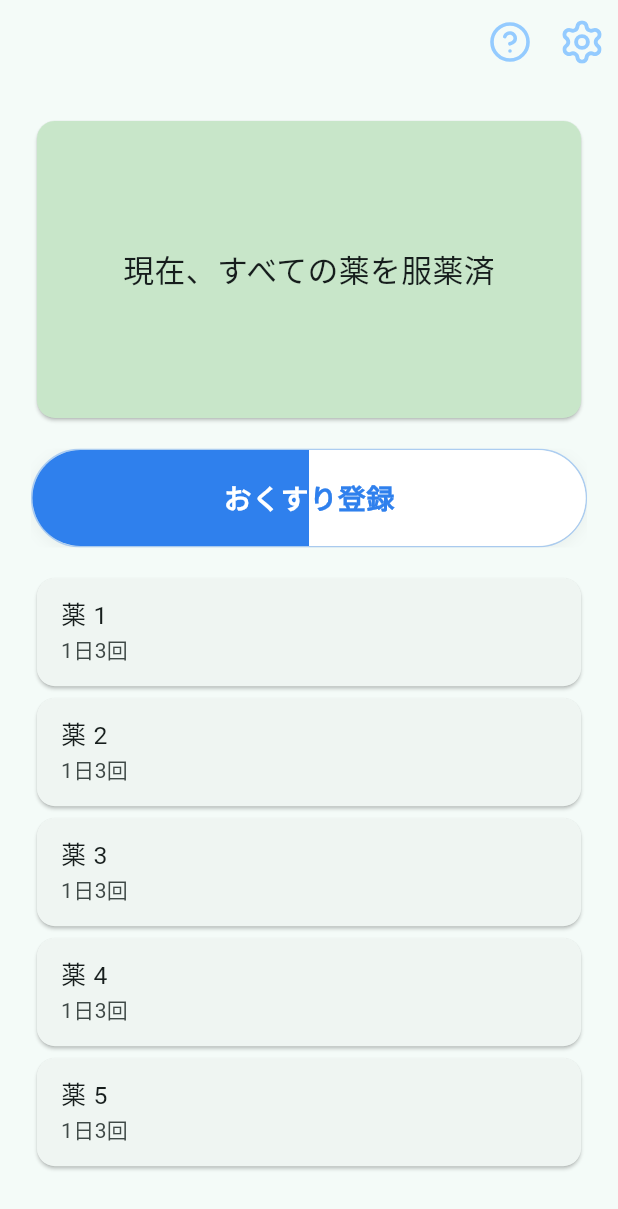
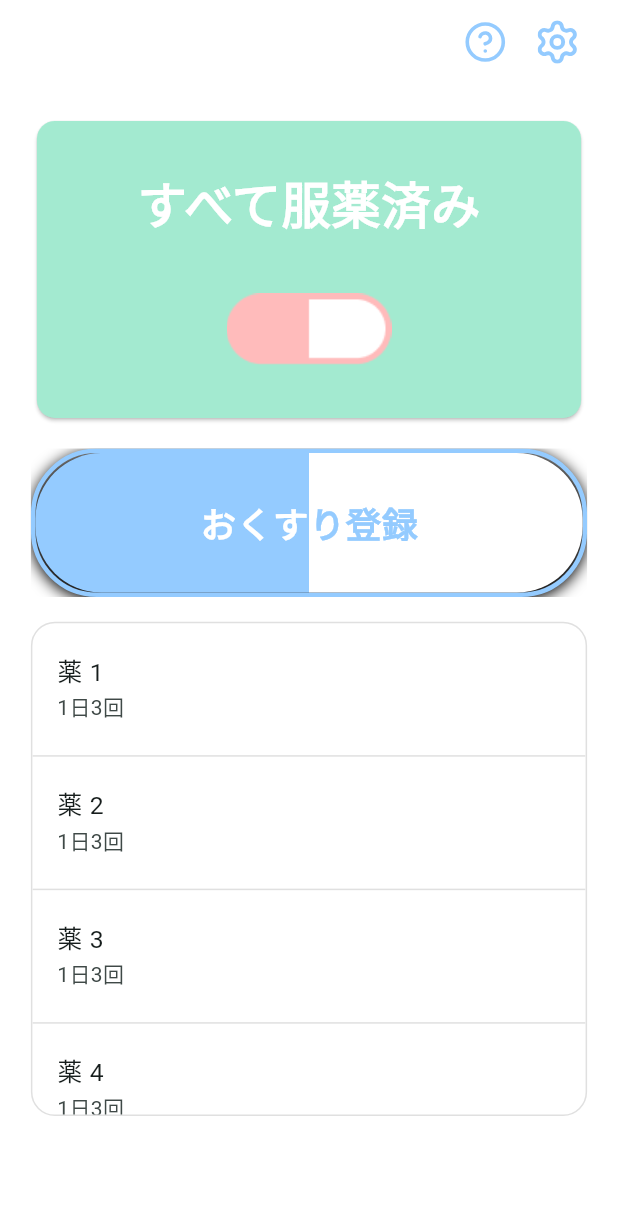
Before and after one commit to oiM-o/medicine_reminder, a Flutter app: the screen it shows after launch, on a phone screen of 412 x 824 dp. Shown: the top 1209 px of the screen. Run offline on Flutter 3.47's test engine with Material 3 defaults, Android fonts, the phone set to English and light mode, and no system bars; our stand-ins replace flutter_svg.

Commit message:
デザインをfigmaに合わせた

```diff
--- a/lib/ui/components/capsule_pill_button.dart
+++ b/lib/ui/components/capsule_pill_button.dart
@@ -13,9 +13,9 @@ class CapsulePillButton extends StatelessWidget {
   @override
   Widget build(BuildContext context) {
     final size = MediaQuery.of(context).size;
-    final height = size.height * 0.08;                // 呼び出し側のSizedBoxと同じにフィット
-    final radius = BorderRadius.circular(height / 2);  // カプセル形状
-    final blue = const Color(0xFF2F80ED);
+    final height = size.height * 0.08;
+    final radius = BorderRadius.circular(height / 1.5);
+    final blue = const Color(0xFF94CBFF);
 
     return Material(
       color: Colors.transparent,
@@ -26,10 +26,10 @@ class CapsulePillButton extends StatelessWidget {
           height: height,
           decoration: BoxDecoration(
             borderRadius: radius,
-            border: Border.all(color: blue.withOpacity(0.35), width: 1),
+            border: Border.all(color: blue, width: 3),
             boxShadow: [
               BoxShadow(
-                color: Colors.black.withOpacity(0.05),
+                color: Colors.black,
                 blurRadius: 8,
                 offset: const Offset(0, 2),
               ),
@@ -38,14 +38,13 @@ class CapsulePillButton extends StatelessWidget {
           child: Stack(
             fit: StackFit.expand,
             children: [
-              // 左右で背景色を分割
               Row(
                 children: [
                   Expanded(
                     child: Container(
                       decoration: BoxDecoration(
                         color: blue,
-                        borderRadius: BorderRadius.horizontal(left: Radius.circular(height / 2)),
+                        borderRadius: BorderRadius.horizontal(left: Radius.circular(height / 1.5)),
                       ),
                     ),
                   ),
@@ -53,34 +52,33 @@ class CapsulePillButton extends StatelessWidget {
                     child: Container(
                       decoration: BoxDecoration(
                         color: Colors.white,
-                        borderRadius: BorderRadius.horizontal(right: Radius.circular(height / 2)),
+                        borderRadius: BorderRadius.horizontal(right: Radius.circular(height / 1.5)),
                       ),
                     ),
                   ),
                 ],
               ),
-              // テキスト：左半分は白、右半分は青（色反転）
+
               Center(
                 child: ShaderMask(
                   shaderCallback: (Rect bounds) {
                     return LinearGradient(
                       begin: Alignment.centerLeft,
                       end: Alignment.centerRight,
-                      colors: const [
-                        Colors.white, Colors.white,       // 左半分は白
-                        Color(0xFF2F80ED), Color(0xFF2F80ED), // 右半分は青
+                      colors: [
+                        Colors.white, Colors.white,
+                        blue, blue,
                       ],
-                      stops: const [0.0, 0.5, 0.5, 1.0], // 中央で色を切り替え（鋭い境界）
+                      stops: const [0.0, 0.5, 0.5, 1.0],
                     ).createShader(bounds);
                   },
                   blendMode: BlendMode.srcIn,
                   child: Text(
                     label,
                     style: TextStyle(
-                      fontSize: size.width * 0.045,
+                      fontSize: height * 0.36,
                       fontWeight: FontWeight.w700,
                       height: 1.0,
-                      // 色はShaderMaskで上書きされるので何色でもOK
                       color: Colors.white,
                       letterSpacing: 0.5,
                     ),
--- a/lib/ui/screen/home_screen.dart
+++ b/lib/ui/screen/home_screen.dart
@@ -8,8 +8,6 @@ class HomeScreen extends StatelessWidget {
 
   Future<void> _showRegisterDialog(BuildContext context) async {
     final choice = await registerDialog(context);
-
-    // 選択結果に応じた処理（必要なら後で中身実装）
     if (choice == RegisterChoice.camera) {
       debugPrint("カメラを起動する処理");
     } else if (choice == RegisterChoice.manual) {
@@ -25,7 +23,9 @@ class HomeScreen extends StatelessWidget {
     final screenHeight = MediaQuery.of(context).size.height;
 
     return Scaffold(
+      backgroundColor: Colors.white,
       appBar: AppBar(
+        backgroundColor: Colors.white,
         actions: [
           IconButton(
             icon: SvgPicture.asset(
@@ -43,8 +43,10 @@ class HomeScreen extends StatelessWidget {
             ),
             onPressed: () {},
           ),
+          SizedBox(width: screenWidth * 0.04,)
         ],
       ),
+
       body: Padding(
         padding: EdgeInsets.all(screenWidth * 0.05),
         child: Column(
@@ -53,11 +55,26 @@ class HomeScreen extends StatelessWidget {
             SizedBox(
               height: screenHeight * 0.25,
               child: Card(
-                color: Colors.green.shade100,
-                child: Center(
-                  child: Text(
-                    '現在、すべての薬を服薬済',
-                    style: TextStyle(fontSize: screenWidth * 0.05),
+                color: Color(0xFFA3EAD0),
+                child: Padding(
+                  padding: EdgeInsets.symmetric(vertical: screenHeight * 0.02),
+                  child: Column(
+                    mainAxisAlignment: MainAxisAlignment.center,
+                    children: [
+                      Text(
+                        'すべて服薬済み',
+                        style: TextStyle(
+                          fontSize: screenWidth * 0.08,
+                          fontWeight: FontWeight.w900,
+                          color: Colors.white
+                        ),
+                      ),
+                      SizedBox(height: screenHeight * 0.04),
+                      Image.asset(
+                        'assets/images/medicine_red.png',
+                        width: screenWidth * 0.30,
+                      ),
+                    ],
                   ),
                 ),
               ),
@@ -66,7 +83,7 @@ class HomeScreen extends StatelessWidget {
             SizedBox(height: screenHeight * 0.02),
 
             SizedBox(
-              height: screenHeight * 0.08,
+              height: screenHeight * 0.12,
               child: CapsulePillButton(
                 label: 'おくすり登録',
                 onTap: () {
@@ -77,20 +94,35 @@ class HomeScreen extends StatelessWidget {
 
             SizedBox(height: screenHeight * 0.02),
 
-            Expanded(
-              child: ListView.builder(
-                itemCount: 5, // 仮のデータ件数
+            // 薬リスト部分
+            SizedBox(
+              height: screenHeight * 0.4,
+              child: Container(
+                decoration: BoxDecoration(
+                  color: Colors.white,
+                  borderRadius: BorderRadius.circular(16),
+                  border: Border.all(color: Colors.grey.shade300),
+                ),
+                child: ClipRRect(
+                  borderRadius: BorderRadius.circular(16),
+                  child: ListView.separated(
+                    itemCount: 5,
                     itemBuilder: (context, index) {
-                  return Card(
-                    child: ListTile(
+                      return ListTile(
+                        contentPadding: EdgeInsets.symmetric(horizontal: screenWidth * 0.04, vertical: 8),
                         title: Text(
                           '薬 ${index + 1}',
                           style: TextStyle(fontSize: screenWidth * 0.04),
                         ),
                         subtitle: const Text('1日3回'),
-                    ),
                       );
                     },
+                    separatorBuilder: (context, index) => Divider(
+                      color: Colors.grey.shade300,
+                      height: 1,
+                    ),
+                  ),
+                ),
               ),
             ),
           ],
--- a/pubspec.yaml
+++ b/pubspec.yaml
@@ -60,6 +60,7 @@ flutter:
   assets:
     - assets/icons/home_question.svg
     - assets/icons/home_settings.svg
+    - assets/images/medicine_red.png
 
   # To add assets to your application, add an assets section, like this:
   # assets:
```
Also changed, not shown: assets/images/medicine_red.png (added). Lines whose indentation alone changed are shown as unchanged.
